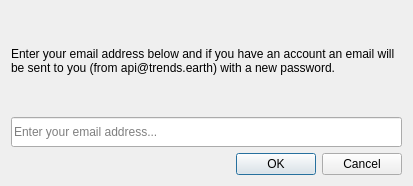
Old version of the form LDMP/gui/DlgSettingsEditForgotPassword.ui in the repository ConservationInternational/trends.earth.
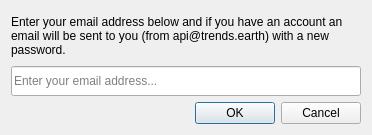
New version of the form.

```diff
--- a/LDMP/gui/DlgSettingsEditForgotPassword.ui
+++ b/LDMP/gui/DlgSettingsEditForgotPassword.ui
@@ -6,8 +6,8 @@
    <rect>
     <x>0</x>
     <y>0</y>
-    <width>413</width>
-    <height>186</height>
+    <width>372</width>
+    <height>135</height>
    </rect>
   </property>
   <property name="sizePolicy">
```
